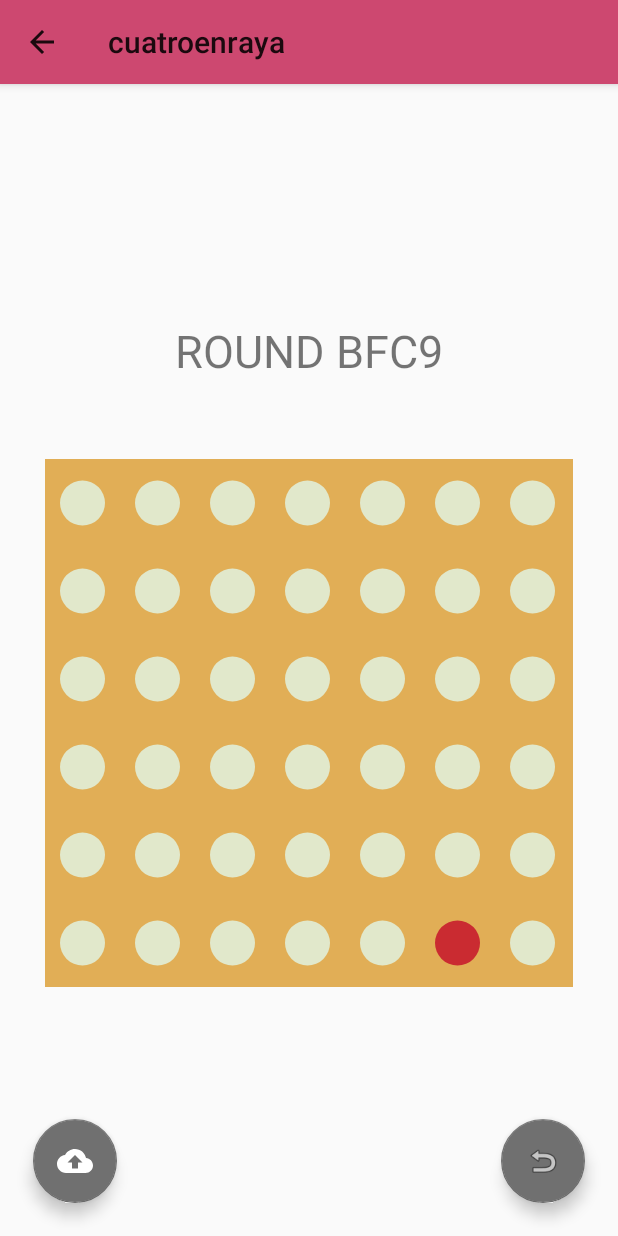
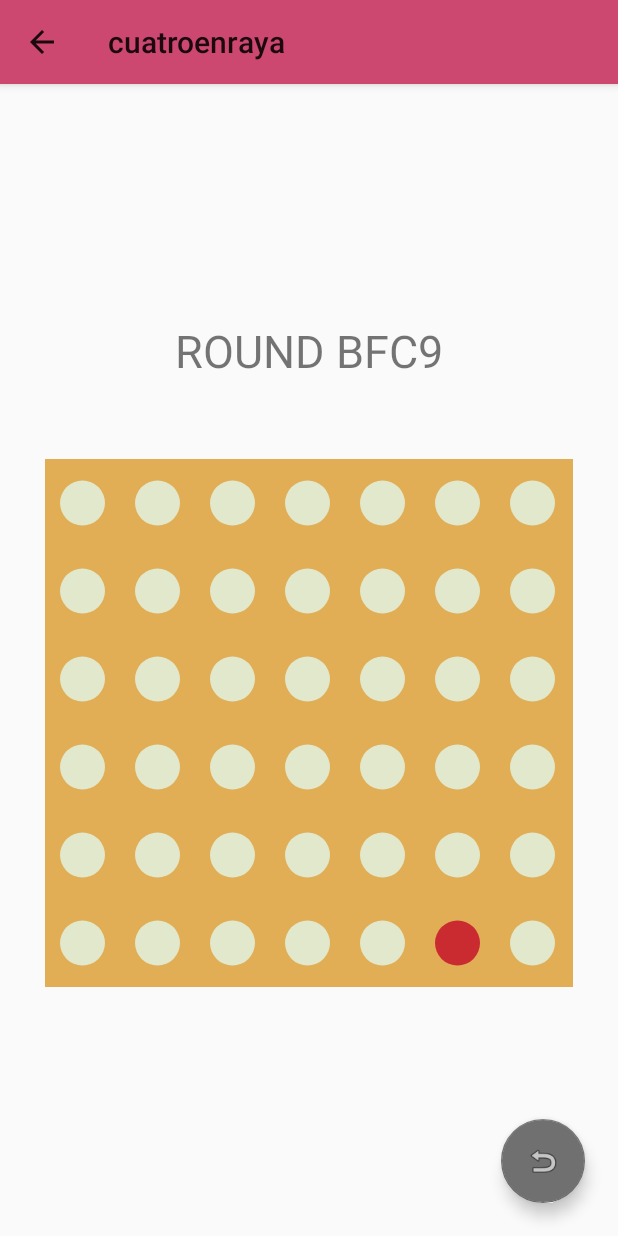
Before and after one commit to danielss24/DADM_4, an Android app: the Ingame screen opened directly, with no data from a screen before it, on a phone screen of 412 x 824 dp. Run offline under Robolectric (Android 15) with nearby library versions, the phone set to English and light mode, and no system bars; 10 statements that could not run were skipped.

Commit message:
PDF 20. Acbado a falta de solucionar Buggs

```diff
--- a/app/src/main/java/com/example/cuatroenraya/activities/InGame.kt
+++ b/app/src/main/java/com/example/cuatroenraya/activities/InGame.kt
@@ -6,10 +6,15 @@ import android.content.res.Resources
 import android.support.v7.app.AppCompatActivity
 import android.os.Bundle
 import android.preference.PreferenceManager
+import android.support.design.widget.Snackbar
 import com.example.cuatroenraya.R
 import com.example.cuatroenraya.model.Round
+import com.example.cuatroenraya.model.RoundRepository
+import com.example.cuatroenraya.model.RoundRepositoryFactory
 import com.example.cuatroenraya.utility.executeTransaction
+import com.example.cuatroenraya.utility.update
 import kotlinx.android.synthetic.main.activity_fragment.*
+import kotlinx.android.synthetic.main.fragment_round_list.*
 
 /**
  * @brief Clase de vista tablero
@@ -46,7 +51,19 @@ class Ingame : AppCompatActivity(),RoundFragment.OnRoundFragmentInteractionListe
         }
     }
     override fun onRoundUpdated(round: Round) {
-
+        val repository = RoundRepositoryFactory.createRepository(this)
+        val callback = object : RoundRepository.BooleanCallback {
+            override fun onResponse(response: Boolean) {
+                if (response != true) {
+                    Snackbar.make(
+                        findViewById(R.id.title),
+                        R.string.error_updating_round,
+                        Snackbar.LENGTH_LONG
+                    ).show()
+                }
+            }
+        }
+        repository?.updateRound(round, callback)
     }
 
     /**
--- a/app/src/main/java/com/example/cuatroenraya/activities/RoundFragment.kt
+++ b/app/src/main/java/com/example/cuatroenraya/activities/RoundFragment.kt
@@ -193,7 +193,6 @@ class RoundFragment : Fragment(), PartidaListener {
         when (evento.tipo) {
             Evento.EVENTO_CAMBIO -> {
                 board_erview.invalidate()
-                listener?.onRoundUpdated()
                 listener?.onRoundUpdated(round)
             }
             Evento.EVENTO_FIN -> {
--- a/app/src/main/java/com/example/cuatroenraya/activities/RoundListActivity.kt
+++ b/app/src/main/java/com/example/cuatroenraya/activities/RoundListActivity.kt
@@ -4,6 +4,7 @@ import android.content.Context
 import android.content.Intent
 import android.content.res.Resources
 import android.os.Bundle
+import android.preference.PreferenceManager
 import android.support.design.widget.Snackbar
 import android.support.v7.app.AppCompatActivity
 import android.view.Menu
--- a/app/src/main/java/com/example/cuatroenraya/activities/SettingsActivity.kt
+++ b/app/src/main/java/com/example/cuatroenraya/activities/SettingsActivity.kt
@@ -237,6 +237,9 @@ class SettingsActivity : AppCompatPreferenceActivity() {
             true
         }
 
+        val PLAYERUUID = ""
+        val PLAYER_NAME = "3"
+
         /**
          * Helper method to determine if the device has an extra-large screen. For
          * example, 10" tablets are extra-large.
--- a/app/src/main/res/layout/fragment_round.xml
+++ b/app/src/main/res/layout/fragment_round.xml
@@ -36,15 +36,4 @@
             android:layout_marginRight="@dimen/activity_horizontal_margin"
             android:src="@android:drawable/ic_menu_revert" />
 
-    <android.support.design.widget.FloatingActionButton
-            android:id="@+id/save_button"
-            android:layout_width="wrap_content"
-            android:layout_height="wrap_content"
-            android:layout_gravity="bottom|left"
-            android:layout_marginBottom="@dimen/activity_vertical_margin"
-            android:layout_marginLeft="@dimen/activity_horizontal_margin"
-            android:src="@drawable/ic_cloud_upload_white_24dp"
-    />
-
-
 </android.support.design.widget.CoordinatorLayout>
--- a/app/src/main/res/xml/pref_general.xml
+++ b/app/src/main/res/xml/pref_general.xml
@@ -4,7 +4,7 @@
 
         <EditTextPreference
                 android:capitalize="words"
-                android:defaultValue="@string/pref_default_display_name"
+                android:defaultValue="Player"
                 android:inputType="textCapWords"
                 android:key="playerName"
                 android:maxLines="1"
```
Also changed, not shown: app/src/main/res/values/strings.xml (+60 -0 lines).
